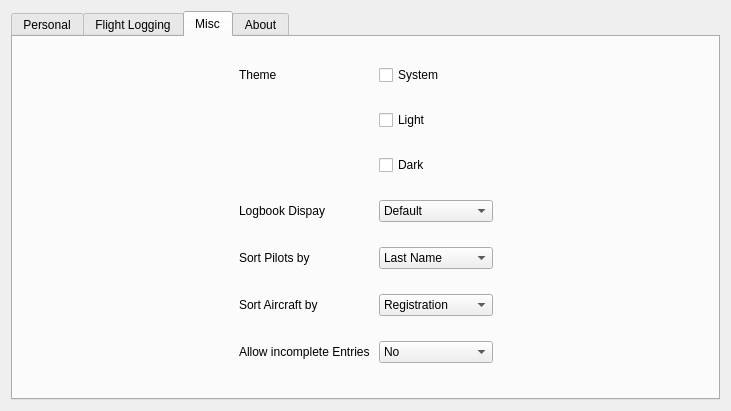
Old version of the form src/gui/widgets/settingswidget.ui in the repository fiffty-50/openPilotLog.
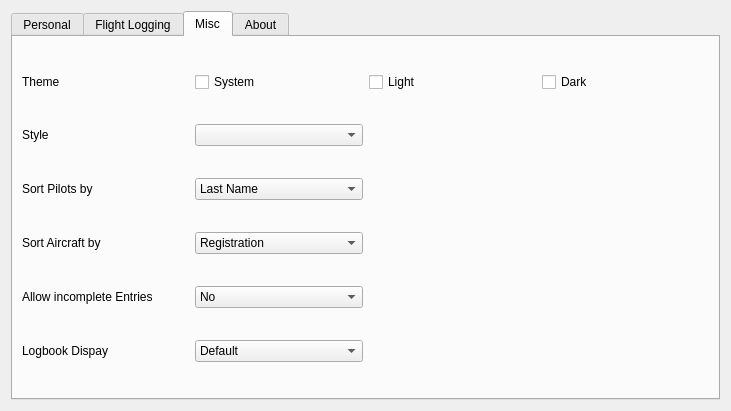
New version of the form.

Commit message: Setup AStyle static class

The edit to the form file:
```diff
--- a/src/gui/widgets/settingswidget.ui
+++ b/src/gui/widgets/settingswidget.ui
@@ -468,8 +468,87 @@
        <string>Misc</string>
       </attribute>
       <layout class="QGridLayout" name="gridLayout_5">
+       <item row="3" column="1">
+        <widget class="QLabel" name="pilotSortLabel">
+         <property name="sizePolicy">
+          <sizepolicy hsizetype="Minimum" vsizetype="Minimum">
+           <horstretch>0</horstretch>
+           <verstretch>0</verstretch>
+          </sizepolicy>
+         </property>
+         <property name="toolTip">
+          <string>&lt;html&gt;&lt;head/&gt;&lt;body&gt;&lt;p&gt;Determines by which column to sort the display of Pilots in the Pilots Tab.&lt;/p&gt;&lt;/body&gt;&lt;/html&gt;</string>
+         </property>
+         <property name="whatsThis">
+          <string>&lt;html&gt;&lt;head/&gt;&lt;body&gt;&lt;p&gt;Determines by which column to sort the display of Pilots in the Pilots Tab.&lt;/p&gt;&lt;/body&gt;&lt;/html&gt;</string>
+         </property>
+         <property name="text">
+          <string>Sort Pilots by</string>
+         </property>
+        </widget>
+       </item>
+       <item row="5" column="1">
+        <widget class="QLabel" name="acAllowIncompleteLabel">
+         <property name="sizePolicy">
+          <sizepolicy hsizetype="Minimum" vsizetype="Minimum">
+           <horstretch>0</horstretch>
+           <verstretch>0</verstretch>
+          </sizepolicy>
+         </property>
+         <property name="toolTip">
+          <string>&lt;html&gt;&lt;head/&gt;&lt;body&gt;&lt;p&gt;Determines whether incomplete database entries are permitted. It is highly recommended to keep this option off.&lt;/p&gt;&lt;/body&gt;&lt;/html&gt;</string>
+         </property>
+         <property name="text">
+          <string>Allow incomplete Entries </string>
+         </property>
+        </widget>
+       </item>
+       <item row="6" column="1">
+        <widget class="QLabel" name="logbookViewLabel">
+         <property name="sizePolicy">
+          <sizepolicy hsizetype="Minimum" vsizetype="Minimum">
+           <horstretch>0</horstretch>
+           <verstretch>0</verstretch>
+          </sizepolicy>
+         </property>
+         <property name="toolTip">
+          <string>&lt;html&gt;&lt;head/&gt;&lt;body&gt;&lt;p&gt;Determines how your logbook is displayed in the logbook tab. This has no influence on what details are logged, just on what is displayed by default.&lt;/p&gt;&lt;/body&gt;&lt;/html&gt;</string>
+         </property>
+         <property name="whatsThis">
+          <string>&lt;html&gt;&lt;head/&gt;&lt;body&gt;&lt;p&gt;Determines how your logbook is displayed in the logbook tab. This has no influence on what details are logged, just on what is displayed by default.&lt;/p&gt;&lt;/body&gt;&lt;/html&gt;</string>
+         </property>
+         <property name="text">
+          <string>Logbook Dispay</string>
+         </property>
+        </widget>
+       </item>
+       <item row="4" column="1">
+        <widget class="QLabel" name="acSortLabel">
+         <property name="sizePolicy">
+          <sizepolicy hsizetype="Minimum" vsizetype="Minimum">
+           <horstretch>0</horstretch>
+           <verstretch>0</verstretch>
+          </sizepolicy>
+         </property>
+         <property name="toolTip">
+          <string>&lt;html&gt;&lt;head/&gt;&lt;body&gt;&lt;p&gt;Determines by which column to sort the display of Aircaft in the Aircraft Tab.&lt;/p&gt;&lt;/body&gt;&lt;/html&gt;</string>
+         </property>
+         <property name="whatsThis">
+          <string>&lt;html&gt;&lt;head/&gt;&lt;body&gt;&lt;p&gt;Determines by which column to sort the display of Aircaft in the Aircraft Tab.&lt;/p&gt;&lt;/body&gt;&lt;/html&gt;</string>
+         </property>
+         <property name="text">
+          <string>Sort Aircraft by</string>
+         </property>
+        </widget>
+       </item>
        <item row="0" column="1">
         <widget class="QLabel" name="themeLabel">
+         <property name="sizePolicy">
+          <sizepolicy hsizetype="Minimum" vsizetype="Minimum">
+           <horstretch>0</horstretch>
+           <verstretch>0</verstretch>
+          </sizepolicy>
+         </property>
          <property name="toolTip">
           <string>&lt;html&gt;&lt;head/&gt;&lt;body&gt;&lt;p&gt;Changes the theme of the application.&lt;/p&gt;&lt;/body&gt;&lt;/html&gt;</string>
          </property>
@@ -488,7 +567,7 @@
          </property>
         </widget>
        </item>
-       <item row="1" column="2">
+       <item row="0" column="3">
         <widget class="QCheckBox" name="lightThemeCheckBox">
          <property name="toolTip">
           <string>&lt;html&gt;&lt;head/&gt;&lt;body&gt;&lt;p&gt;Uses the Breeze light theme.&lt;/p&gt;&lt;/body&gt;&lt;/html&gt;</string>
@@ -498,7 +577,7 @@
          </property>
         </widget>
        </item>
-       <item row="2" column="2">
+       <item row="0" column="4">
         <widget class="QCheckBox" name="darkThemeCheckBox">
          <property name="toolTip">
           <string>&lt;html&gt;&lt;head/&gt;&lt;body&gt;&lt;p&gt;Uses the breeze dark theme (night mode)&lt;/p&gt;&lt;/body&gt;&lt;/html&gt;</string>
@@ -508,76 +587,23 @@
          </property>
         </widget>
        </item>
-       <item row="3" column="0">
-        <spacer name="horizontalSpacer">
-         <property name="orientation">
-          <enum>Qt::Horizontal</enum>
-         </property>
-         <property name="sizeHint" stdset="0">
-          <size>
-           <width>173</width>
-           <height>20</height>
-          </size>
-         </property>
-        </spacer>
-       </item>
-       <item row="3" column="1">
-        <widget class="QLabel" name="logbookViewLabel">
-         <property name="toolTip">
-          <string>&lt;html&gt;&lt;head/&gt;&lt;body&gt;&lt;p&gt;Determines how your logbook is displayed in the logbook tab. This has no influence on what details are logged, just on what is displayed by default.&lt;/p&gt;&lt;/body&gt;&lt;/html&gt;</string>
-         </property>
-         <property name="whatsThis">
-          <string>&lt;html&gt;&lt;head/&gt;&lt;body&gt;&lt;p&gt;Determines how your logbook is displayed in the logbook tab. This has no influence on what details are logged, just on what is displayed by default.&lt;/p&gt;&lt;/body&gt;&lt;/html&gt;</string>
+       <item row="1" column="1">
+        <widget class="QLabel" name="styleLabel">
+         <property name="sizePolicy">
+          <sizepolicy hsizetype="Minimum" vsizetype="Minimum">
+           <horstretch>0</horstretch>
+           <verstretch>0</verstretch>
+          </sizepolicy>
          </property>
          <property name="text">
-          <string>Logbook Dispay</string>
+          <string>Style</string>
          </property>
         </widget>
        </item>
+       <item row="1" column="2">
+        <widget class="QComboBox" name="styleComboBox"/>
+       </item>
        <item row="3" column="2">
-        <widget class="QComboBox" name="logbookViewComboBox">
-         <property name="toolTip">
-          <string>&lt;html&gt;&lt;head/&gt;&lt;body&gt;&lt;p&gt;Determines how your logbook is displayed in the logbook tab. This has no influence on what details are logged, just on what is displayed by default.&lt;/p&gt;&lt;/body&gt;&lt;/html&gt;</string>
-         </property>
-         <item>
-          <property name="text">
-           <string>Default</string>
-          </property>
-         </item>
-         <item>
-          <property name="text">
-           <string>EASA Part-FCL</string>
-          </property>
-         </item>
-        </widget>
-       </item>
-       <item row="3" column="3">
-        <spacer name="horizontalSpacer_2">
-         <property name="orientation">
-          <enum>Qt::Horizontal</enum>
-         </property>
-         <property name="sizeHint" stdset="0">
-          <size>
-           <width>173</width>
-           <height>20</height>
-          </size>
-         </property>
-        </spacer>
-       </item>
-       <item row="4" column="1">
-        <widget class="QLabel" name="pilotSortLabel">
-         <property name="toolTip">
-          <string>&lt;html&gt;&lt;head/&gt;&lt;body&gt;&lt;p&gt;Determines by which column to sort the display of Pilots in the Pilots Tab.&lt;/p&gt;&lt;/body&gt;&lt;/html&gt;</string>
-         </property>
-         <property name="whatsThis">
-          <string>&lt;html&gt;&lt;head/&gt;&lt;body&gt;&lt;p&gt;Determines by which column to sort the display of Pilots in the Pilots Tab.&lt;/p&gt;&lt;/body&gt;&lt;/html&gt;</string>
-         </property>
-         <property name="text">
-          <string>Sort Pilots by</string>
-         </property>
-        </widget>
-       </item>
-       <item row="4" column="2">
         <widget class="QComboBox" name="pilotSortComboBox">
          <property name="toolTip">
           <string>&lt;html&gt;&lt;head/&gt;&lt;body&gt;&lt;p&gt;Determines by which column to sort the display of Pilots in the Pilots Tab.&lt;/p&gt;&lt;/body&gt;&lt;/html&gt;</string>
@@ -599,20 +625,7 @@
          </item>
         </widget>
        </item>
-       <item row="5" column="1">
-        <widget class="QLabel" name="acSortLabel">
-         <property name="toolTip">
-          <string>&lt;html&gt;&lt;head/&gt;&lt;body&gt;&lt;p&gt;Determines by which column to sort the display of Aircaft in the Aircraft Tab.&lt;/p&gt;&lt;/body&gt;&lt;/html&gt;</string>
-         </property>
-         <property name="whatsThis">
-          <string>&lt;html&gt;&lt;head/&gt;&lt;body&gt;&lt;p&gt;Determines by which column to sort the display of Aircaft in the Aircraft Tab.&lt;/p&gt;&lt;/body&gt;&lt;/html&gt;</string>
-         </property>
-         <property name="text">
-          <string>Sort Aircraft by</string>
-         </property>
-        </widget>
-       </item>
-       <item row="5" column="2">
+       <item row="4" column="2">
         <widget class="QComboBox" name="acSortComboBox">
          <property name="toolTip">
           <string>&lt;html&gt;&lt;head/&gt;&lt;body&gt;&lt;p&gt;Determines by which column to sort the display of Aircaft in the Aircraft Tab.&lt;/p&gt;&lt;/body&gt;&lt;/html&gt;</string>
@@ -634,17 +647,7 @@
          </item>
         </widget>
        </item>
-       <item row="6" column="1">
-        <widget class="QLabel" name="acAllowIncompleteLabel">
-         <property name="toolTip">
-          <string>&lt;html&gt;&lt;head/&gt;&lt;body&gt;&lt;p&gt;Determines whether incomplete database entries are permitted. It is highly recommended to keep this option off.&lt;/p&gt;&lt;/body&gt;&lt;/html&gt;</string>
-         </property>
-         <property name="text">
-          <string>Allow incomplete Entries </string>
-         </property>
-        </widget>
-       </item>
-       <item row="6" column="2">
+       <item row="5" column="2">
         <widget class="QComboBox" name="acAllowIncompleteComboBox">
          <property name="toolTip">
           <string>&lt;html&gt;&lt;head/&gt;&lt;body&gt;&lt;p&gt;Determines whether incomplete database entries are permitted. It is highly recommended to keep this option off.&lt;/p&gt;&lt;/body&gt;&lt;/html&gt;</string>
@@ -661,6 +664,23 @@
          </item>
         </widget>
        </item>
+       <item row="6" column="2">
+        <widget class="QComboBox" name="logbookViewComboBox">
+         <property name="toolTip">
+          <string>&lt;html&gt;&lt;head/&gt;&lt;body&gt;&lt;p&gt;Determines how your logbook is displayed in the logbook tab. This has no influence on what details are logged, just on what is displayed by default.&lt;/p&gt;&lt;/body&gt;&lt;/html&gt;</string>
+         </property>
+         <item>
+          <property name="text">
+           <string>Default</string>
+          </property>
+         </item>
+         <item>
+          <property name="text">
+           <string>EASA Part-FCL</string>
+          </property>
+         </item>
+        </widget>
+       </item>
       </layout>
      </widget>
      <widget class="QWidget" name="aboutTab">
```
The commit also changes 6 other files.
